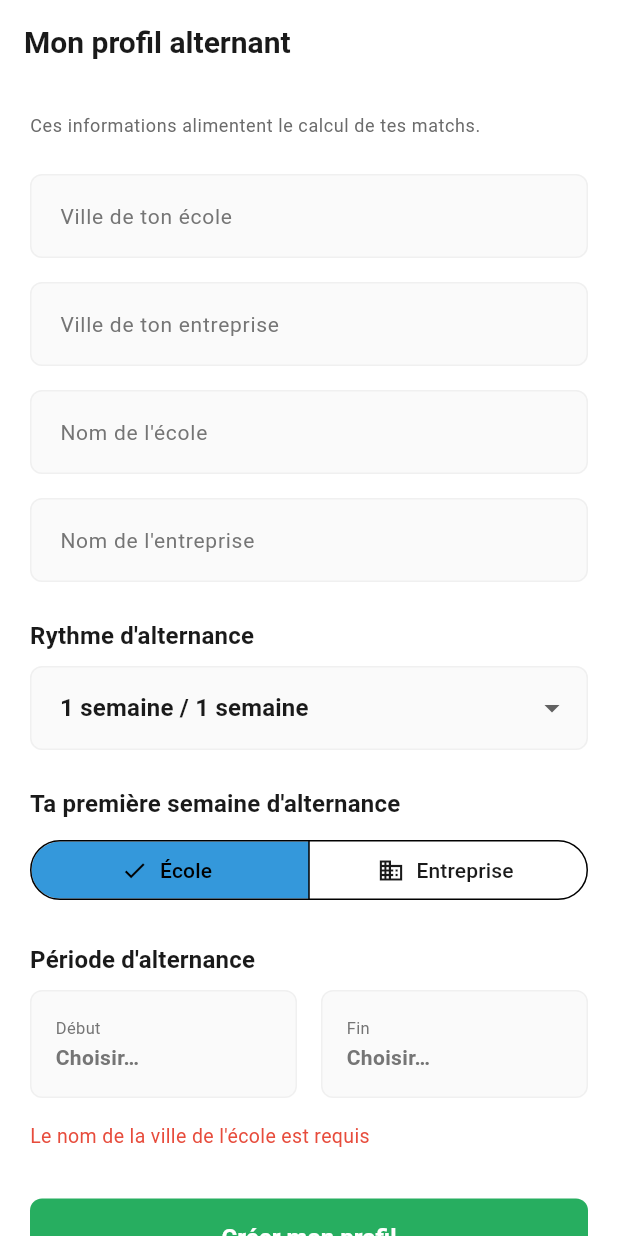
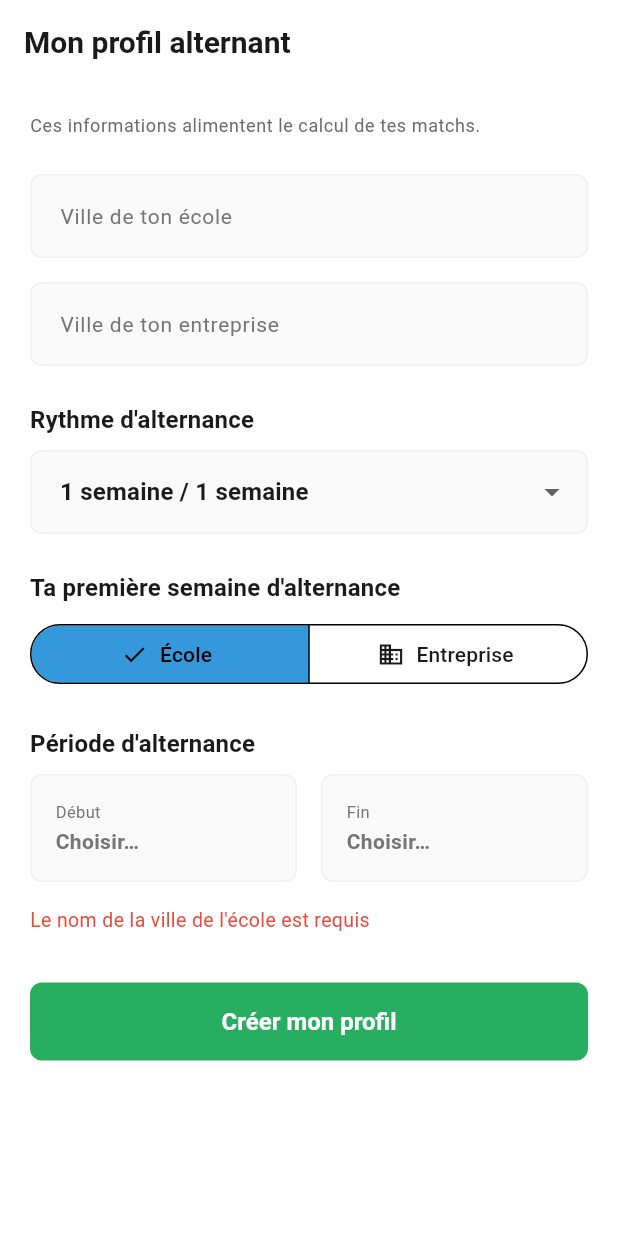
Before and after one commit to massiferrouk/app-frontend, a Flutter app: the ProfilCreationView screen opened by its route, after a tap on "Créer mon profil", on a phone screen of 412 x 824 dp. Run offline on Flutter 3.47's test engine with Material 3 defaults, Android fonts, the phone set to English and light mode, and no system bars; our stand-ins replace cached_network_image, dio, flutter_secure_storage, image_picker, stacked, stacked_services and 1 more; missing offline and left inert: stomp_dart_client; accounts and stored records are empty.

Commit message:
feat(APP-122): retirer les champs nom d'ecole et nom d'entreprise du formulaire profil

```diff
--- a/lib/features/auth/profil_creation/profil_creation_view.dart
+++ b/lib/features/auth/profil_creation/profil_creation_view.dart
@@ -9,7 +9,7 @@ import '../../../shared/models/enums.dart';
 import 'profil_creation_viewmodel.dart';
 
 /// Formulaire de création — ou de modification (APP-117 · A-04) — du profil
-/// alternant : villes, école, entreprise, rythme, période d'alternance.
+/// alternant : villes (école / entreprise), rythme, période d'alternance.
 class ProfilCreationView extends StackedView<ProfilCreationViewModel> {
   /// Profil à modifier — null pour une création (parcours d'inscription).
   final AlternantProfile? profile;
@@ -74,19 +74,6 @@ class ProfilCreationView extends StackedView<ProfilCreationViewModel> {
                 textCapitalization: TextCapitalization.words,
                 decoration:
                     const InputDecoration(hintText: 'Ville de ton entreprise'),
-              ),
-              const SizedBox(height: AppSpacing.md),
-
-              // ─── École / entreprise ─────────────────────────
-              TextField(
-                controller: viewModel.ecoleController,
-                decoration: const InputDecoration(hintText: 'Nom de l\'école'),
-              ),
-              const SizedBox(height: AppSpacing.md),
-              TextField(
-                controller: viewModel.entrepriseController,
-                decoration:
-                    const InputDecoration(hintText: 'Nom de l\'entreprise'),
               ),
               const SizedBox(height: AppSpacing.lg),
 
--- a/lib/features/auth/profil_creation/profil_creation_viewmodel.dart
+++ b/lib/features/auth/profil_creation/profil_creation_viewmodel.dart
@@ -45,8 +45,6 @@ class ProfilCreationViewModel extends BaseViewModel {
     if (p != null) {
       villeAController.text = p.villeA;
       villeBController.text = p.villeB;
-      ecoleController.text = p.ecole;
-      entrepriseController.text = p.entreprise;
       selectedRythme = p.rythme;
       selectedPremiereSemaine = p.premiereSemaine;
       dateDebut = p.dateDebut;
@@ -85,8 +83,6 @@ class ProfilCreationViewModel extends BaseViewModel {
 
   final villeAController = TextEditingController();
   final villeBController = TextEditingController();
-  final ecoleController = TextEditingController();
-  final entrepriseController = TextEditingController();
 
   RythmeAlternance selectedRythme = RythmeAlternance.SEMAINE_1_1;
 
@@ -132,10 +128,7 @@ class ProfilCreationViewModel extends BaseViewModel {
     final requiredError = Validators.requiredField(
             villeAController.text, 'Le nom de la ville de l\'école') ??
         Validators.requiredField(
-            villeBController.text, 'Le nom de la ville de l\'entreprise') ??
-        Validators.requiredField(ecoleController.text, 'Le nom de l\'école') ??
-        Validators.requiredField(
-            entrepriseController.text, 'Le nom de l\'entreprise');
+            villeBController.text, 'Le nom de la ville de l\'entreprise');
     if (requiredError != null) return requiredError;
 
     // Les deux villes doivent être différentes, sinon il n'y a rien à
@@ -168,8 +161,6 @@ class ProfilCreationViewModel extends BaseViewModel {
         await _profile.updateAlternantProfile(
           villeA: villeAController.text.trim(),
           villeB: villeBController.text.trim(),
-          ecole: ecoleController.text.trim(),
-          entreprise: entrepriseController.text.trim(),
           dateDebut: dateDebut!,
           dateFin: dateFin!,
           rythme: selectedRythme,
@@ -182,8 +173,6 @@ class ProfilCreationViewModel extends BaseViewModel {
         await _profile.createAlternantProfile(
           villeA: villeAController.text.trim(),
           villeB: villeBController.text.trim(),
-          ecole: ecoleController.text.trim(),
-          entreprise: entrepriseController.text.trim(),
           dateDebut: dateDebut!,
           dateFin: dateFin!,
           rythme: selectedRythme,
@@ -203,8 +192,6 @@ class ProfilCreationViewModel extends BaseViewModel {
   void dispose() {
     villeAController.dispose();
     villeBController.dispose();
-    ecoleController.dispose();
-    entrepriseController.dispose();
     super.dispose();
   }
 }
--- a/lib/services/profile_service.dart
+++ b/lib/services/profile_service.dart
@@ -62,8 +62,6 @@ class ProfileService {
   Future<AlternantProfile> createAlternantProfile({
     required String villeA,
     required String villeB,
-    required String ecole,
-    required String entreprise,
     required DateTime dateDebut,
     required DateTime dateFin,
     required RythmeAlternance rythme,
@@ -74,8 +72,6 @@ class ProfileService {
       data: {
         'villeA': villeA,
         'villeB': villeB,
-        'ecole': ecole,
-        'entreprise': entreprise,
         'dateDebut': AlternantProfile.toIsoDate(dateDebut),
         'dateFin': AlternantProfile.toIsoDate(dateFin),
         'rythme': rythme.toJson(),
@@ -91,8 +87,6 @@ class ProfileService {
   Future<AlternantProfile> updateAlternantProfile({
     required String villeA,
     required String villeB,
-    required String ecole,
-    required String entreprise,
     required DateTime dateDebut,
     required DateTime dateFin,
     required RythmeAlternance rythme,
@@ -103,8 +97,6 @@ class ProfileService {
       data: {
         'villeA': villeA,
         'villeB': villeB,
-        'ecole': ecole,
-        'entreprise': entreprise,
         'dateDebut': AlternantProfile.toIsoDate(dateDebut),
         'dateFin': AlternantProfile.toIsoDate(dateFin),
         'rythme': rythme.toJson(),
--- a/lib/shared/models/alternant_profile.dart
+++ b/lib/shared/models/alternant_profile.dart
@@ -10,8 +10,6 @@ class AlternantProfile {
 
   /// Ville de l'entreprise
   final String villeB;
-  final String ecole;
-  final String entreprise;
   final DateTime dateDebut;
   final DateTime dateFin;
   final RythmeAlternance rythme;
@@ -24,8 +22,6 @@ class AlternantProfile {
     required this.userId,
     required this.villeA,
     required this.villeB,
-    required this.ecole,
-    required this.entreprise,
     required this.dateDebut,
     required this.dateFin,
     required this.rythme,
@@ -38,8 +34,6 @@ class AlternantProfile {
       userId: json['userId'] as String,
       villeA: json['villeA'] as String,
       villeB: json['villeB'] as String,
-      ecole: json['ecole'] as String,
-      entreprise: json['entreprise'] as String,
       // Le backend envoie les LocalDate en ISO-8601 : "2026-09-01"
       dateDebut: DateTime.parse(json['dateDebut'] as String),
       dateFin: DateTime.parse(json['dateFin'] as String),
@@ -58,8 +52,6 @@ class AlternantProfile {
         'userId': userId,
         'villeA': villeA,
         'villeB': villeB,
-        'ecole': ecole,
-        'entreprise': entreprise,
         'dateDebut': toIsoDate(dateDebut),
         'dateFin': toIsoDate(dateFin),
         'rythme': rythme.toJson(),
```
Also changed, not shown: 4 other files.
